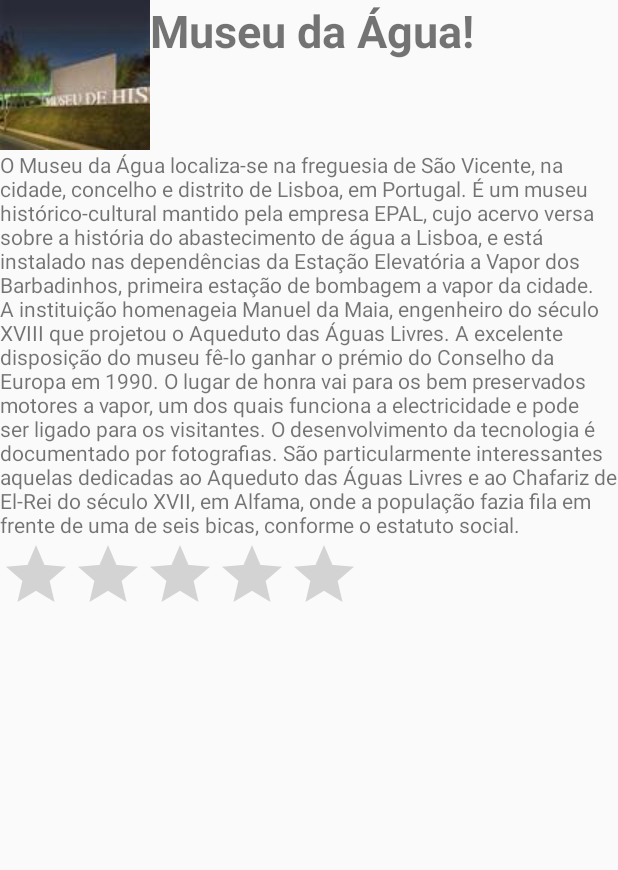
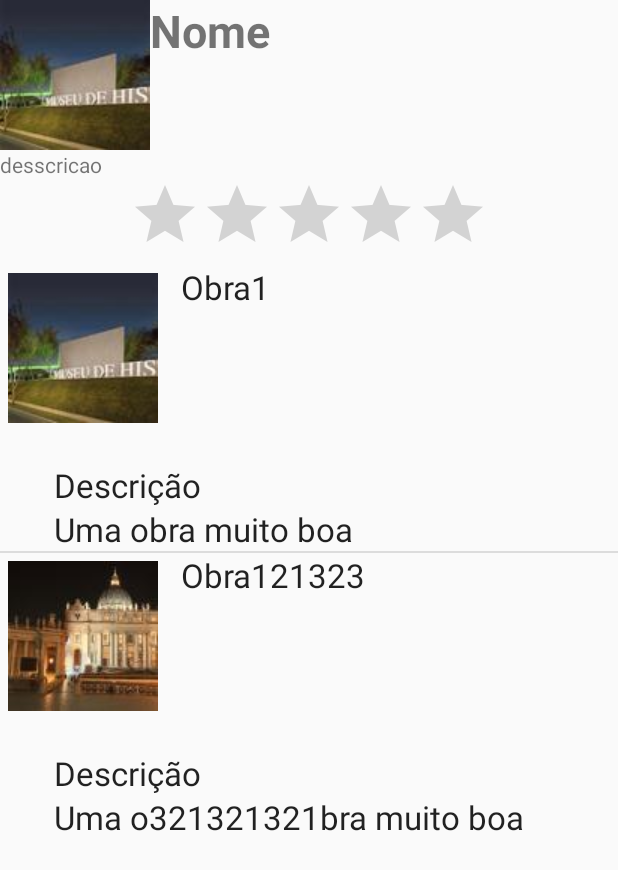
Before and after one commit to HelderFSFerreira/ARMuseu, an Android app: the fragment MuseusFragment placed in its activity, after a tap on "Nome", on a phone screen of 412 x 824 dp. Shown: the top 870 px of the screen. Run offline under Robolectric (Android 15) with nearby library versions, the phone set to English and light mode, and no system bars.

Commit message:
- CaregarDados das obras no museus

```diff
--- a/app/src/main/java/com/example/helde/armuseu/Museu.java
+++ b/app/src/main/java/com/example/helde/armuseu/Museu.java
@@ -4,6 +4,7 @@
 import android.graphics.drawable.Drawable;
 
 import java.io.Serializable;
+import java.util.ArrayList;
 
 /**
  * Created by Nelson on 24/05/2016.
@@ -13,11 +14,13 @@
     String nome;
     String descricao;
     int imagem;
+    ArrayList<Obra> obras;
 
     public Museu(String nome, String descricao, int img){
         this.nome = nome;
         this.descricao = descricao;
         this.imagem = img;
+        obras = new ArrayList<Obra>();
     }
 
     //getters
@@ -37,6 +40,10 @@
         return imagem;
     }
 
+    public ArrayList<Obra> getObras(){
+        return obras;
+    }
+
     //setters
     public void setId_museu(int id){
         this.id_museu = id;
@@ -54,4 +61,12 @@
         this.imagem = img;
     }
 
+    public void setObras(ArrayList<Obra> obras){
+        this.obras = obras;
+    }
+
+    public void addObra(Obra obra1) {
+        this.obras.add(obra1);
+    }
+
 }
--- a/app/src/main/java/com/example/helde/armuseu/MuseuActivity.java
+++ b/app/src/main/java/com/example/helde/armuseu/MuseuActivity.java
@@ -1,8 +1,14 @@
 package com.example.helde.armuseu;
 
+import android.graphics.drawable.Drawable;
 import android.os.Bundle;
 import android.support.v7.app.AppCompatActivity;
+import android.widget.ImageView;
+import android.widget.ListAdapter;
 import android.widget.ListView;
+import android.widget.TextView;
+
+import org.w3c.dom.Text;
 
 import java.util.ArrayList;
 
@@ -12,11 +18,41 @@
 public class MuseuActivity extends AppCompatActivity {
     Museu m = null;
 
+    TextView titulo;
+    TextView descricao;
+    ImageView img;
+
+
     protected void onCreate(Bundle savedInstanceState) {
         super.onCreate(savedInstanceState);
         setContentView(R.layout.museu_layout);
 
         m = (Museu) getIntent().getSerializableExtra("Museu");
         System.out.println(m.getNome());
+
+        titulo = (TextView) findViewById(R.id.tituloMuseu);
+        titulo.setText(m.getNome());
+
+        descricao = (TextView) findViewById(R.id.descricaoMuseu);
+        descricao.setText(m.getDescricao());
+
+        img = (ImageView) findViewById(R.id.museuimagem);
+        //img.setImageDrawable(m.getImagem());
+
+        carregarObras();
+
+        ListView lv = (ListView) findViewById(R.id.list_obras);
+        ArrayList<Obra> listaObras = new ArrayList<Obra>();
+        ObraAdapter oAdapter = new ObraAdapter(this, m.getObras());
+
+        lv.setAdapter(oAdapter);
+
+    }
+
+    private void carregarObras(){
+        Obra obra1 = new Obra("Obra1","Uma obra muito boa",R.drawable.m);
+        Obra obra2 = new Obra("Obra121323","Uma o321321321bra muito boa",R.drawable.m2);
+        m.addObra(obra1);
+        m.addObra(obra2);
     }
 }
--- a/app/src/main/java/com/example/helde/armuseu/MuseusFragment.java
+++ b/app/src/main/java/com/example/helde/armuseu/MuseusFragment.java
@@ -28,7 +28,6 @@
     ArrayList<Museu> listaMuseus = new ArrayList<Museu>();
     MuseuAdapter mAdapter;
 
-
     Museu m = new Museu("Nome","desscricao",R.drawable.m);
     Museu m2 = new Museu("Nome2","desscricao3",R.drawable.m2);
 
@@ -49,7 +48,6 @@
 
     public void onListItemClick(ListView l, View v, int position, long id) {
         Toast.makeText(getActivity(), getListView().getItemAtPosition(position).toString(), Toast.LENGTH_SHORT).show();
-
         Intent intent = new Intent(getActivity(), MuseuActivity.class);
         intent.putExtra("Museu",(Museu) getListView().getItemAtPosition(position));
         startActivityForResult(intent,1);
--- a/app/src/main/java/com/example/helde/armuseu/Obra.java
+++ b/app/src/main/java/com/example/helde/armuseu/Obra.java
@@ -11,14 +11,12 @@
     private int id_obra;
     private String nome;
     private String descricao;
-    private Drawable imagem;
-    private int museu;
+    private int imagem;
 
-    public Obra(String name, String descricao, Drawable img,int museu){
+    public Obra(String name, String descricao, int img){
         this.nome = name;
         this.descricao = descricao;
         this.imagem = img;
-        this.museu=museu;
     }
 
     // getters
@@ -35,7 +33,7 @@
         return descricao;
     }
 
-    public Drawable getImagem(){
+    public int getImagem(){
         return imagem;
     }
 
@@ -53,7 +51,7 @@
         this.descricao  = desc;
     }
 
-    public void setImagem(Drawable i){
+    public void setImagem(int i){
         this.imagem = i;
     }
 
--- a/app/src/main/java/com/example/helde/armuseu/ObraAdapter.java
+++ b/app/src/main/java/com/example/helde/armuseu/ObraAdapter.java
@@ -52,7 +52,7 @@
         Obra dir = obras.get(position);
 
         ImageView img = (ImageView) v.findViewById(R.id.image_museu);
-        img.setImageDrawable(obra.getImagem());
+        img.setImageResource(obra.getImagem());
 
         TextView title = (TextView) v.findViewById(R.id.id_museu);
         title.setText(obra.getNome());
--- a/app/src/main/res/layout/museu_layout.xml
+++ b/app/src/main/res/layout/museu_layout.xml
@@ -20,7 +20,7 @@
                 android:layout_width="wrap_content"
                 android:layout_height="wrap_content"
                 android:src="@drawable/m"
-                android:id="@+id/imageView" />
+                android:id="@+id/museuimagem" />
 
             <TextView
                 android:layout_width="wrap_content"
@@ -28,19 +28,25 @@
                 android:text="Museu da Água!"
                 android:textSize="30dp"
                 android:textStyle="bold"
-                android:id="@+id/textView2" />
+                android:id="@+id/tituloMuseu" />
         </LinearLayout>
 
         <TextView
             android:layout_width="wrap_content"
             android:layout_height="wrap_content"
             android:text="@string/descricao"
-            android:id="@+id/textView3" />
+            android:id="@+id/descricaoMuseu" />
 
         <RatingBar
             android:layout_width="wrap_content"
             android:layout_height="wrap_content"
-            android:id="@+id/ratingBar" />
+            android:id="@+id/ratingBar"
+            android:layout_gravity="center"/>
+
+        <ListView
+            android:layout_width="wrap_content"
+            android:layout_height="wrap_content"
+            android:id="@+id/list_obras" />
     </LinearLayout>
 
 </RelativeLayout>
--- a/app/src/main/res/layout/obralist.xml
+++ b/app/src/main/res/layout/obralist.xml
@@ -5,8 +5,8 @@
 
     <LinearLayout
         android:orientation="horizontal"
-        android:layout_width="wrap_content"
-        android:layout_height="wrap_content"
+        android:layout_width="match_parent"
+        android:layout_height="match_parent"
         android:id="@+id/toplay">
 
         <ImageView
--- a/app/src/main/res/values/strings.xml
+++ b/app/src/main/res/values/strings.xml
@@ -16,8 +16,7 @@
     <string name="descricao">O Museu da Água localiza-se na freguesia de São Vicente, na cidade, concelho e distrito de Lisboa, em Portugal.
 
 É um museu histórico-cultural mantido pela empresa EPAL, cujo acervo versa sobre a história do abastecimento de água a Lisboa, e está instalado nas dependências da Estação Elevatória a Vapor dos Barbadinhos, primeira estação de bombagem a vapor da cidade.
-
-A instituição homenageia Manuel da Maia, engenheiro do século XVIII que projetou o Aqueduto das Águas Livres. A excelente disposição do museu fê-lo ganhar o prémio do Conselho da Europa em 1990. O lugar de honra vai para os bem preservados motores a vapor, um dos quais funciona a electricidade e pode ser ligado para os visitantes. O desenvolvimento da tecnologia é documentado por fotografias. São particularmente interessantes aquelas dedicadas ao Aqueduto das Águas Livres e ao Chafariz de El-Rei do século XVII, em Alfama, onde a população fazia fila em frente de uma de seis bicas, conforme o estatuto social.</string>
+</string>
 
     <!-- TODO: Remove or change this placeholder text -->
     <string name="hello_blank_fragment">Hello blank fragment</string>
```
Also changed, not shown: app/src/main/java/com/example/helde/armuseu/ObraActivity.java (+0 -14 lines).
